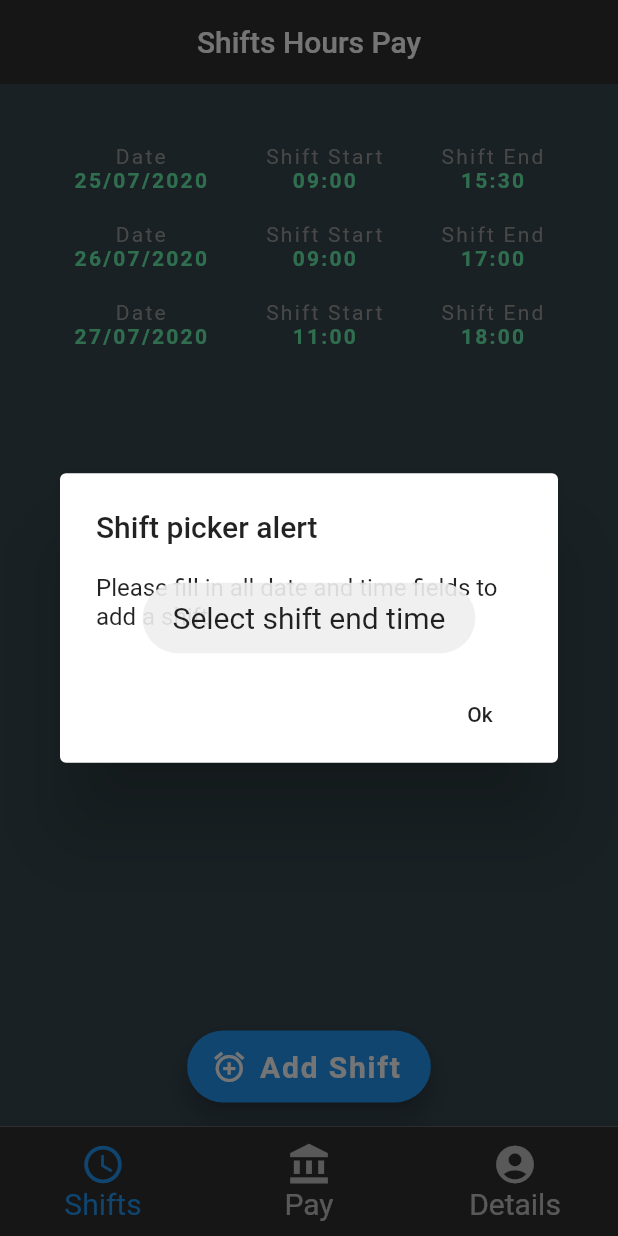
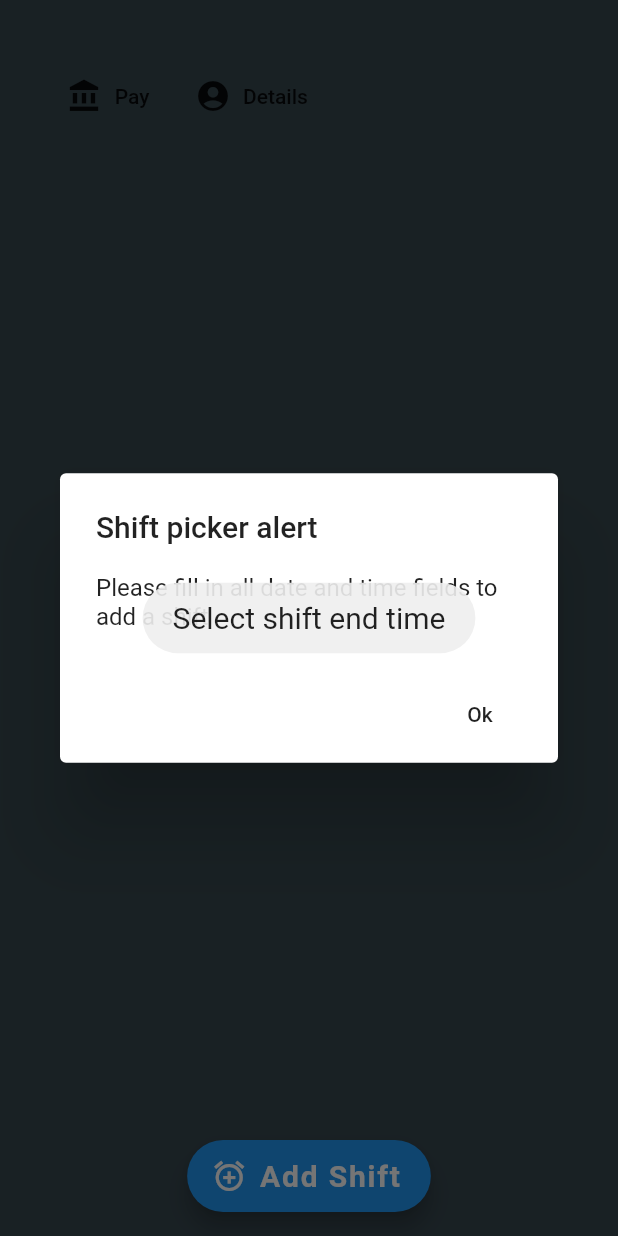
Before and after one commit to JPunch/ShiftHoursApp, a Flutter app: the screen it shows after launch, after a tap on "Add Shift", on a phone screen of 412 x 824 dp. Run offline on Flutter 3.47's test engine with Material 2 defaults, Android fonts, the phone set to English and light mode, and no system bars; our stand-ins replace flutter_datetime_picker, fluttertoast.

Commit message:
Changed routing method

```diff
--- a/lib/classes/datetime_picker.dart
+++ b/lib/classes/datetime_picker.dart
@@ -53,8 +53,8 @@ class _HomeScreenState extends State<HomeScreen> {
                         containerHeight: 210.0,
                       ),
                       showTitleActions: true,
-                      minTime: DateTime(2000, 1, 1),
-                      maxTime: DateTime(2022, 12, 31), onConfirm: (date) {
+                      minTime: DateTime(2016, 1, 1),
+                      maxTime: DateTime(2030, 12, 31), onConfirm: (date) {
                     print('confirm $date');
                     _date = '${date.year} - ${date.month} - ${date.day}';
                     setState(() {});
--- a/lib/classes/shift_card.dart
+++ b/lib/classes/shift_card.dart
@@ -1,15 +1,12 @@
 import 'package:flutter/material.dart';
 
-class ShiftCard {
-  String date;
+class ShiftCard extends StatelessWidget {
+  DateTime date;
+  String displayDate;
   String shiftStart;
   String shiftEnd;
+  ShiftCard({this.displayDate, this.shiftStart, this.shiftEnd, this.date});
 
-  ShiftCard({String shiftStart, String shiftEnd, String date}) {
-    this.date = date;
-    this.shiftStart = shiftStart;
-    this.shiftEnd = shiftEnd;
-  }
   double getShiftLength() {
     int startH = int.parse(this.shiftStart.substring(0, 2));
     int startM = int.parse(this.shiftStart.substring(2, 5));
@@ -35,7 +32,19 @@ class ShiftCard {
     }
   }
 
-  Widget makeShift() {
+  TextStyle header = TextStyle(
+    color: Colors.grey,
+    letterSpacing: 1.5,
+  );
+
+  TextStyle content = TextStyle(
+    color: Colors.greenAccent,
+    letterSpacing: 1.5,
+    fontSize: 14,
+    fontWeight: FontWeight.bold,
+  );
+  @override
+  Widget build(BuildContext context) {
     return Row(
       mainAxisAlignment: MainAxisAlignment.spaceAround,
       children: <Widget>[
@@ -43,66 +52,27 @@ class ShiftCard {
           children: <Widget>[
             Text(
               'Date',
-              style: TextStyle(
-                color: Colors.grey,
-                letterSpacing: 1.5,
-              ),
+              style: header,
             ),
-            Text(
-              '${this.date}',
-              style: TextStyle(
-                color: Colors.greenAccent,
-                letterSpacing: 1.5,
-                fontSize: 14,
-                fontWeight: FontWeight.bold,
-              ),
-            ),
+            Text('${this.displayDate}', style: content),
           ],
         ),
         Column(
           children: <Widget>[
-            Text(
-              'Shift Start',
-              style: TextStyle(
-                color: Colors.grey,
-                letterSpacing: 1.5,
-              ),
-            ),
-            Text(
-              '${this.shiftStart}',
-              style: TextStyle(
-                color: Colors.greenAccent,
-                letterSpacing: 1.5,
-                fontSize: 14,
-                fontWeight: FontWeight.bold,
-              ),
-            ),
+            Text('Shift Start', style: header),
+            Text('${this.shiftStart}', style: content),
           ],
         ),
         Column(
           children: <Widget>[
-            Text(
-              'Shift End',
-              style: TextStyle(
-                color: Colors.grey,
-                letterSpacing: 1.5,
-              ),
-            ),
-            Text(
-              '${this.shiftEnd}',
-              style: TextStyle(
-                color: Colors.greenAccent,
-                letterSpacing: 1.5,
-                fontSize: 14,
-                fontWeight: FontWeight.bold,
-              ),
-            ),
+            Text('Shift End', style: header),
+            Text('${this.shiftEnd}', style: content),
           ],
         ),
       ],
     );
   }
 }
-// example of how to use AlarmCard note the named variables
-// AlarmCard firstalarm =
-//     AlarmCard(shiftStart: "9:00", shiftEnd: "15:30", date: "25/07/2020");
+// example of how to use ShiftCard note the named variables
+// ShiftCard firstShift =
+//     ShiftCard(shiftStart: "9:00", shiftEnd: "15:30", date: "25/07/2020");
--- a/lib/main.dart
+++ b/lib/main.dart
@@ -4,73 +4,33 @@ import 'package:test_flutter_app/pages/calculation.dart';
 import 'classes/shift_card.dart';
 import 'pages/home.dart';
 
-List<ShiftCard> shifts = [
-  // dummy shifts
-  ShiftCard(date: "25/07/2020", shiftStart: "09:00", shiftEnd: "15:30"),
-  ShiftCard(date: "26/07/2020", shiftStart: "09:00", shiftEnd: "17:00"),
-  ShiftCard(date: "27/07/2020", shiftStart: "11:00", shiftEnd: "18:00")
-];
+Map data = {
+  "shiftls": [
+    // dummy shifts
+    ShiftCard(
+        displayDate: "25/07/2020",
+        shiftStart: "09:00",
+        shiftEnd: "15:30",
+        date: DateTime(2020, 07, 25)),
+    ShiftCard(
+        displayDate: "26/07/2020",
+        shiftStart: "09:00",
+        shiftEnd: "17:00",
+        date: DateTime(2020, 07, 26)),
+    ShiftCard(
+        displayDate: "27/07/2020",
+        shiftStart: "11:00",
+        shiftEnd: "18:00",
+        date: DateTime(2020, 07, 27))
+  ]
+};
 void main() {
-  runApp(MyApp());
+  runApp(MaterialApp(
+    initialRoute: "/",
+    routes: {
+      "/": (context) => Home(),
+      "/calculation": (context) => Calculation(), //shifts: data["shiftls"]
+      "/details": (context) => Details()
+    },
+  ));
 }
-
-class MyApp extends StatelessWidget {
-  static const String _title = "Shifts Hours Pay";
-  @override
-  Widget build(BuildContext context) {
-    return MaterialApp(
-      title: _title,
-      home: Home(),
-    );
-  }
-}
-
-class Home extends StatefulWidget {
-  // Home(Key key) : super(key: key);
-  @override
-  _HomeState createState() => _HomeState();
-}
-
-class _HomeState extends State<Home> {
-  int _selectedIndex = 0;
-  static List<Widget> _widgetOptions = <Widget>[
-    JackCard(shifts: shifts),
-    Calculation(shifts: shifts),
-    Details()
-  ];
-  void _onItemTapped(int index) {
-    setState(() {
-      _selectedIndex = index;
-    });
-  }
-
-  @override
-  Widget build(BuildContext context) {
-    return Scaffold(
-      appBar: AppBar(
-        title: Text("Shifts Hours Pay"),
-        centerTitle: true,
-        backgroundColor: Colors.grey[850],
-        elevation: 0.0,
-      ),
-      body: _widgetOptions[_selectedIndex],
-      bottomNavigationBar: BottomNavigationBar(
-        selectedFontSize: 20,
-        unselectedFontSize: 20,
-        iconSize: 30,
-        unselectedItemColor: Colors.white70,
-        items: [
-          BottomNavigationBarItem(
-              icon: Icon(Icons.schedule), title: Text("Shifts")),
-          BottomNavigationBarItem(
-              icon: Icon(Icons.account_balance), title: Text("Pay")),
-          BottomNavigationBarItem(
-              icon: Icon(Icons.account_circle), title: Text("Details"))
-        ],
-        backgroundColor: Colors.grey[850],
-        currentIndex: _selectedIndex,
-        onTap: _onItemTapped,
-      ),
-    );
-  }
-}
--- a/lib/pages/calculation.dart
+++ b/lib/pages/calculation.dart
@@ -8,7 +8,6 @@ class Calculation extends StatefulWidget {
   _CalculationState createState() => _CalculationState(shifts);
 }
 
-// TODO: finish page setup
 class _CalculationState extends State<Calculation> {
   //Calculation should retutn these values to screen
   Future<double> grossPay;
@@ -41,7 +40,6 @@ class _CalculationState extends State<Calculation> {
                   SizedBox(
                     width: 40,
                   ),
-                  // TODO: add a button for select dates and then replace the button with the selected date
                   Column(
                     children: <Widget>[
                       Text(
--- a/lib/pages/home.dart
+++ b/lib/pages/home.dart
@@ -1,18 +1,38 @@
 import 'package:flutter/material.dart';
 import 'package:flutter_datetime_picker/flutter_datetime_picker.dart';
+import 'package:test_flutter_app/main.dart';
 import '../classes/shift_card.dart';
 import 'package:fluttertoast/fluttertoast.dart';
 
-class JackCard extends StatefulWidget {
-  List<ShiftCard> shifts;
-  JackCard({Key key, @required this.shifts}) : super(key: key);
+class Home extends StatefulWidget {
+  Map data = {
+    "shiftls": [
+      // dummy shifts
+      ShiftCard(
+          displayDate: "25/07/2020",
+          shiftStart: "09:00",
+          shiftEnd: "15:30",
+          date: DateTime(2020, 07, 25)),
+      ShiftCard(
+          displayDate: "26/07/2020",
+          shiftStart: "09:00",
+          shiftEnd: "17:00",
+          date: DateTime(2020, 07, 26)),
+      ShiftCard(
+          displayDate: "27/07/2020",
+          shiftStart: "11:00",
+          shiftEnd: "18:00",
+          date: DateTime(2020, 07, 27))
+    ]
+  };
+  Home({Key key}) : super(key: key);
   @override
-  _JackCardState createState() => _JackCardState(shifts);
+  _HomeState createState() => _HomeState(data["shiftls"]);
 }
 
-class _JackCardState extends State<JackCard> {
+class _HomeState extends State<Home> {
   List<ShiftCard> shifts;
-  _JackCardState(this.shifts);
+  _HomeState(this.shifts);
 
   final TextStyle temp =
       TextStyle(fontSize: 20, fontWeight: FontWeight.bold, color: Colors.white);
@@ -21,18 +41,61 @@ class _JackCardState extends State<JackCard> {
   Widget build(BuildContext context) {
     // print("second page made it brah");
     List<Widget> shiftls = List();
-    for (var i = 0; i < widget.shifts.length; i++) {
-      shiftls.add(widget.shifts[i].makeShift());
-      shiftls.add(SizedBox(
-        height: 20,
-      ));
+    for (var i = 0; i < shifts.length; i++) {
+      shiftls.add(shifts[i]);
+      // shiftls.add(SizedBox(
+      //   height: 20,
+      // ));
     }
     return Scaffold(
       backgroundColor: Colors.blueGrey[800],
       body: Padding(
-        padding: EdgeInsets.fromLTRB(30, 40, 30, 40),
-        child: Column(children: shiftls),
-      ),
+          padding: EdgeInsets.fromLTRB(30, 40, 30, 40),
+          child: Column(
+            children: [
+              Row(
+                children: [
+                  FlatButton.icon(
+                      onPressed: () async {
+                        Navigator.pushNamed(context, "/calculation",
+                            arguments: data);
+                        //go to calculation page maybe await response
+                      },
+                      icon: Icon(Icons.account_balance_sharp),
+                      label: Text("Pay")),
+                  FlatButton.icon(
+                      onPressed: () async {
+                        Navigator.pushNamed(context, "/details");
+                        //go to details page and await response to add details to map
+                      },
+                      icon: Icon(Icons.account_circle_sharp),
+                      label: Text("Details"))
+                ],
+              ),
+
+              // ListView.builder(
+              //     itemCount: shiftls.length,
+              //     itemBuilder: (context, index) {
+              //       ShiftCard shift = shiftls[index];
+
+              //       return Dismissible(
+              //           key: Key(shift.displayDate +
+              //               shift.shiftStart +
+              //               shift.shiftEnd),
+              //           onDismissed: (direction) {
+              //             setState(() {
+              //               shiftls.removeAt(index);
+              //             });
+              //             Scaffold.of(context).showSnackBar(
+              //                 SnackBar(content: Text("Shift Removed")));
+              //           },
+              //           background: Container(
+              //             color: Colors.cyanAccent,
+              //           ),
+              //           child: shift);
+              //     }),
+            ],
+          )),
       floatingActionButtonLocation: FloatingActionButtonLocation.centerFloat,
       floatingActionButton: FloatingActionButton.extended(
         icon: Icon(Icons.add_alarm),
@@ -49,7 +112,8 @@ class _JackCardState extends State<JackCard> {
   }
 
   void shiftPicker() async {
-    String _date;
+    DateTime _date;
+    String _displayDate;
     String _shiftStart;
     String _shiftEnd;
     // print("picky shifty");
@@ -61,9 +125,9 @@ class _JackCardState extends State<JackCard> {
       currentTime: DateTime.now(),
       onConfirm: (date) {
         if (date.day.toString().length == 1) {
-          _date = "0${date.day}/${date.month}/${date.year}";
+          _displayDate = "0${date.day}/${date.month}/${date.year}";
         } else {
-          _date = "${date.day}/${date.month}/${date.year}";
+          _displayDate = "${date.day}/${date.month}/${date.year}";
         }
       },
     );
@@ -88,7 +152,7 @@ class _JackCardState extends State<JackCard> {
         _shiftEnd = time.toString().substring(11, 16);
       },
     );
-    if (_date == null) {
+    if (_displayDate == null) {
       dateErrorMessage();
     } else if (_shiftStart == null) {
       dateErrorMessage();
@@ -96,8 +160,11 @@ class _JackCardState extends State<JackCard> {
       dateErrorMessage();
     } else {
       setState(() {
-        widget.shifts.add(ShiftCard(
-            date: _date, shiftEnd: _shiftEnd, shiftStart: _shiftStart));
+        shifts.add(ShiftCard(
+            displayDate: _displayDate,
+            shiftEnd: _shiftEnd,
+            shiftStart: _shiftStart,
+            date: _date));
       });
     }
   }
```
